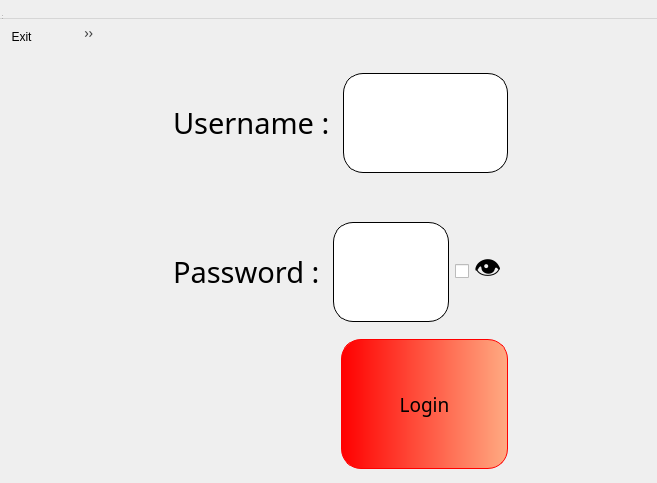
MohamadAminA/Cinema, file admin_login.ui: the form before one commit.
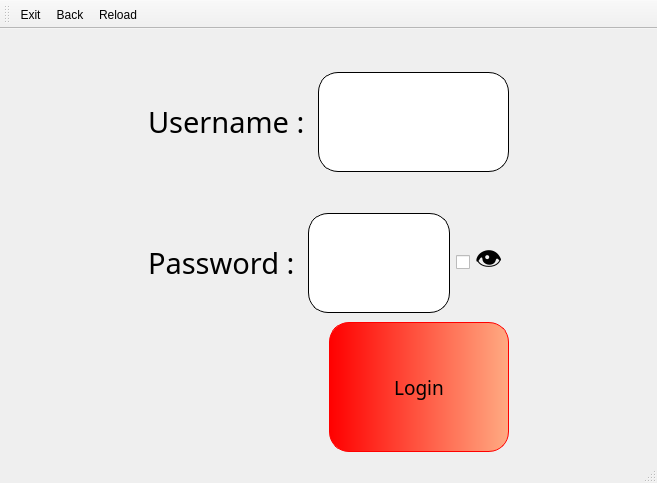
The form after the commit. Icons and pictures are not drawn.

```diff
--- a/admin_login.ui
+++ b/admin_login.ui
@@ -1,7 +1,7 @@
 <?xml version="1.0" encoding="UTF-8"?>
 <ui version="4.0">
  <class>admin_login</class>
- <widget class="QDialog" name="admin_login">
+ <widget class="QMainWindow" name="admin_login">
   <property name="geometry">
    <rect>
     <x>0</x>
```
